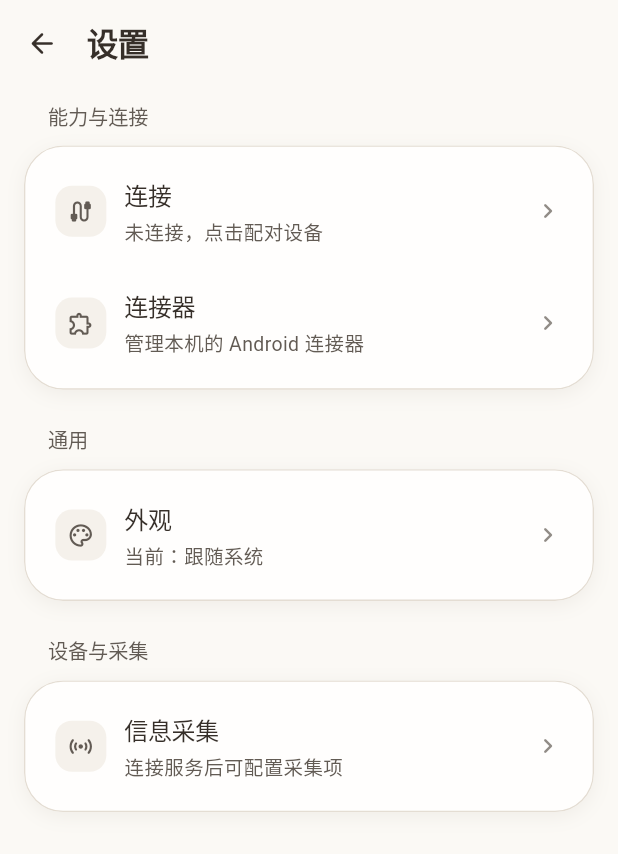
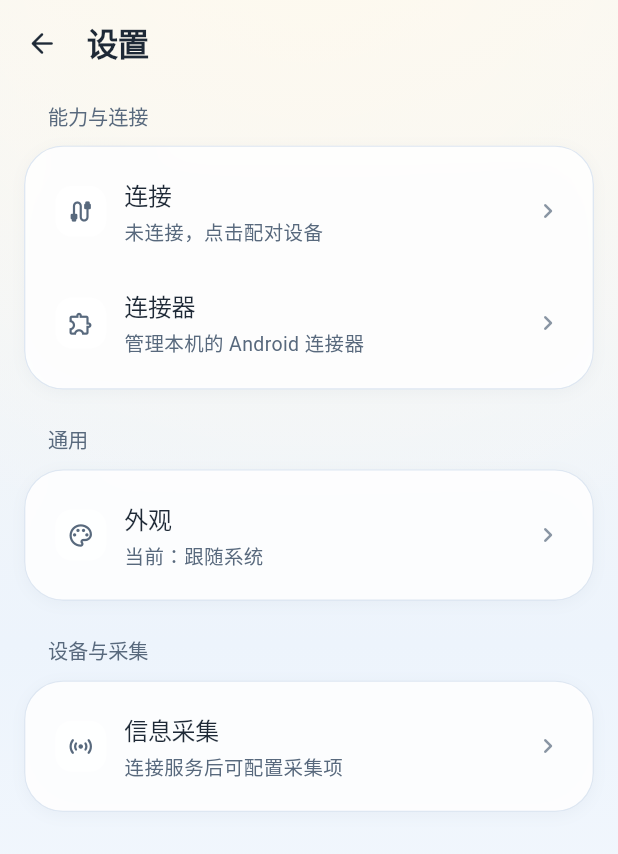
Before and after one commit to NEKOparapa/purin-mobile, a Flutter app: the screen it shows after launch, after a tap on "去连接", on a phone screen of 412 x 824 dp. Shown: the top 854 px of the screen. Run offline on Flutter 3.47's test engine with Material 3 defaults, Android fonts, the phone set to English and light mode, and no system bars; our stand-ins replace flutter_secure_storage; missing offline and left inert: android_file_picker, file_selector_ios, mobile_scanner, record.

Commit message:
Refresh mobile palette, sky backdrop and frosted glass surfaces

```diff
--- a/lib/widgets/app_theme.dart
+++ b/lib/widgets/app_theme.dart
@@ -2,55 +2,55 @@ import 'package:flutter/material.dart';
 import 'package:flutter/services.dart';
 
 const lightColors = ColorScheme.light(
-  primary: Color(0xFF975239),
+  primary: Color(0xFF3983DF),
   onPrimary: Color(0xFFFFFFFF),
-  primaryContainer: Color(0xFFF3E5DA),
-  onPrimaryContainer: Color(0xFF362F29),
-  secondary: Color(0xFF975239),
+  primaryContainer: Color(0xFFE1EFFD),
+  onPrimaryContainer: Color(0xFF1C62BD),
+  secondary: Color(0xFF3983DF),
   onSecondary: Color(0xFFFFFFFF),
-  secondaryContainer: Color(0xFFF3E3D5),
-  onSecondaryContainer: Color(0xFF362F29),
-  surface: Color(0xFFFBF9F5),
+  secondaryContainer: Color(0xFFDEECFA),
+  onSecondaryContainer: Color(0xFF1E2936),
+  surface: Color(0xFFEEF4FB),
   surfaceContainerLowest: Color(0xFFFFFFFF),
-  surfaceContainerLow: Color(0xFFF5F1EB),
-  surfaceContainer: Color(0xFFFFFEFD),
-  surfaceContainerHigh: Color(0xFFF2EEE8),
-  surfaceContainerHighest: Color(0xFFE4DDD3),
-  onSurface: Color(0xFF362F29),
-  onSurfaceVariant: Color(0xFF625B54),
-  outline: Color(0xFFC8BEB2),
-  outlineVariant: Color(0xFFE4DDD3),
+  surfaceContainerLow: Color(0xFFF3F6FA),
+  surfaceContainer: Color(0xEBFFFFFF),
+  surfaceContainerHigh: Color(0xFFE5EEF8),
+  surfaceContainerHighest: Color(0xFFD9E5F2),
+  onSurface: Color(0xFF1E2936),
+  onSurfaceVariant: Color(0xFF58697D),
+  outline: Color(0xFFC7D5E4),
+  outlineVariant: Color(0xFFE0E8F2),
   surfaceTint: Colors.transparent,
-  error: Color(0xFFD13B4B),
+  error: Color(0xFFD93848),
   onError: Color(0xFFFFFFFF),
-  errorContainer: Color(0xFFFCE9EC),
-  onErrorContainer: Color(0xFFB52B3A),
+  errorContainer: Color(0xFFFDECEE),
+  onErrorContainer: Color(0xFFA61B2B),
 );
 
 const darkColors = ColorScheme.dark(
-  primary: Color(0xFFEAB092),
-  onPrimary: Color(0xFF34261F),
-  primaryContainer: Color(0xFF45382F),
-  onPrimaryContainer: Color(0xFFF3EEE8),
-  secondary: Color(0xFFEAB092),
-  onSecondary: Color(0xFF34261F),
-  secondaryContainer: Color(0xFF4C392D),
-  onSecondaryContainer: Color(0xFFF3EEE8),
-  surface: Color(0xFF211F1E),
-  surfaceContainerLowest: Color(0xFF211F1E),
-  surfaceContainerLow: Color(0xFF272422),
-  surfaceContainer: Color(0xFF302C29),
-  surfaceContainerHigh: Color(0xFF2C2926),
-  surfaceContainerHighest: Color(0xFF453E37),
-  onSurface: Color(0xFFF3EEE8),
-  onSurfaceVariant: Color(0xFFC4BAB0),
-  outline: Color(0xFF62594F),
-  outlineVariant: Color(0xFF453E37),
+  primary: Color(0xFF6BB0FF),
+  onPrimary: Color(0xFF081728),
+  primaryContainer: Color(0x2E5CA4F8),
+  onPrimaryContainer: Color(0xFFE0EEFF),
+  secondary: Color(0xFF6BB0FF),
+  onSecondary: Color(0xFF081728),
+  secondaryContainer: Color(0xFF203652),
+  onSecondaryContainer: Color(0xFFEEF3F9),
+  surface: Color(0xFF131A24),
+  surfaceContainerLowest: Color(0xFF17202D),
+  surfaceContainerLow: Color(0xFF151E2A),
+  surfaceContainer: Color(0xE01E2938),
+  surfaceContainerHigh: Color(0xFF243143),
+  surfaceContainerHighest: Color(0xFF2D3D53),
+  onSurface: Color(0xFFEEF3F9),
+  onSurfaceVariant: Color(0xFFA0B3C8),
+  outline: Color(0x33C8DEF8),
+  outlineVariant: Color(0x1CC8DEF8),
   surfaceTint: Colors.transparent,
-  error: Color(0xFFFF8690),
-  onError: Color(0xFF36181D),
-  errorContainer: Color(0xFF3A1E24),
-  onErrorContainer: Color(0xFFFFB2B8),
+  error: Color(0xFFFF7078),
+  onError: Color(0xFF361216),
+  errorContainer: Color(0xAD3A1B22),
+  onErrorContainer: Color(0xFFFFBAC0),
 );
 
 @immutable
@@ -90,39 +90,39 @@ class AppAtmosphere extends ThemeExtension<AppAtmosphere> {
   final Color shadowColor;
 
   static const light = AppAtmosphere(
-    cardFill: Color(0xFFFFFEFD),
-    cardBorder: Color(0xFFE4DDD3),
-    dockFill: Color(0xFFFFFEFD),
-    dockBorder: Color(0xFFC8BEB2),
-    assistantBubbleFill: Color(0xFFFFFEFD),
-    userBubbleFill: Color(0xFFF3E3D5),
-    inputFill: Color(0xFFF5F1EB),
-    segmentTrack: Color(0xFFF2EEE8),
-    segmentThumb: Color(0xFFFFFEFD),
-    activeTabPill: Color(0xFFF3E5DA),
-    switchActiveTrack: Color(0xFF975239),
-    switchInactiveTrack: Color(0xFFC8BEB2),
-    sectionHeader: Color(0xFF625B54),
-    hairline: Color(0xFFE4DDD3),
-    shadowColor: Color(0x104B3821),
+    cardFill: Color(0xE0FFFFFF),
+    cardBorder: Color(0xFFDEE7F2),
+    dockFill: Color(0xEDFFFFFF),
+    dockBorder: Color(0xFFD9E4F0),
+    assistantBubbleFill: Color(0xF0FFFFFF),
+    userBubbleFill: Color(0xFFDEECFA),
+    inputFill: Color(0xCCFFFFFF),
+    segmentTrack: Color(0xFFE4ECF6),
+    segmentThumb: Color(0xFFFFFFFF),
+    activeTabPill: Color(0xFFE1EFFD),
+    switchActiveTrack: Color(0xFF3983DF),
+    switchInactiveTrack: Color(0xFFC7D5E4),
+    sectionHeader: Color(0xFF58697D),
+    hairline: Color(0xFFE0E8F2),
+    shadowColor: Color(0x0A183458),
   );
 
   static const dark = AppAtmosphere(
-    cardFill: Color(0xFF302C29),
-    cardBorder: Color(0xFF453E37),
-    dockFill: Color(0xFF302C29),
-    dockBorder: Color(0xFF62594F),
-    assistantBubbleFill: Color(0xFF302C29),
-    userBubbleFill: Color(0xFF4C392D),
-    inputFill: Color(0xFF272422),
-    segmentTrack: Color(0xFF2C2926),
-    segmentThumb: Color(0xFF302C29),
-    activeTabPill: Color(0xFF45382F),
-    switchActiveTrack: Color(0xFFEAB092),
-    switchInactiveTrack: Color(0xFF62594F),
-    sectionHeader: Color(0xFFC4BAB0),
-    hairline: Color(0xFF453E37),
-    shadowColor: Color(0x30000000),
+    cardFill: Color(0xDC1C2634),
+    cardBorder: Color(0x1FC8DEF8),
+    dockFill: Color(0xE61E2938),
+    dockBorder: Color(0x26C8DEF8),
+    assistantBubbleFill: Color(0xE61E2938),
+    userBubbleFill: Color(0xFF203652),
+    inputFill: Color(0xB8151E2B),
+    segmentTrack: Color(0xFF161F2C),
+    segmentThumb: Color(0xFF28374C),
+    activeTabPill: Color(0x2E5CA4F8),
+    switchActiveTrack: Color(0xFF6BB0FF),
+    switchInactiveTrack: Color(0x38C8DEF8),
+    sectionHeader: Color(0xFFA0B3C8),
+    hairline: Color(0x1CC8DEF8),
+    shadowColor: Color(0x38000000),
   );
 
   static AppAtmosphere of(BuildContext context) {
@@ -274,10 +274,10 @@ ThemeData terminalTheme(ColorScheme colors) {
     ),
     snackBarTheme: SnackBarThemeData(
       behavior: SnackBarBehavior.floating,
-      backgroundColor: const Color(0xFF443A33),
-      contentTextStyle: const TextStyle(color: Colors.white, fontSize: 14),
-      shape: RoundedRectangleBorder(borderRadius: BorderRadius.circular(18)),
-      elevation: 4,
+      backgroundColor: dark ? const Color(0xEB1E2938) : const Color(0xEB1E2936),
+      contentTextStyle: const TextStyle(color: Color(0xFFEEF3F9), fontSize: 14),
+      shape: RoundedRectangleBorder(borderRadius: BorderRadius.circular(14)),
+      elevation: 0,
     ),
     dialogTheme: DialogThemeData(
       backgroundColor: colors.surfaceContainer,
--- a/lib/widgets/shared.dart
+++ b/lib/widgets/shared.dart
@@ -1,3 +1,4 @@
+import 'dart:ui' show ImageFilter;
 import 'package:flutter/cupertino.dart';
 import 'package:flutter/material.dart';
 import 'app_theme.dart';
@@ -8,11 +9,66 @@ class AtmosphereBackground extends StatelessWidget {
 
   @override
   Widget build(BuildContext context) {
-    return ColoredBox(
-      color: Theme.of(context).colorScheme.surface,
-      child: child,
+    final dark = Theme.of(context).brightness == Brightness.dark;
+    return DecoratedBox(
+      decoration: BoxDecoration(
+        gradient: LinearGradient(
+          begin: Alignment.topCenter,
+          end: Alignment.bottomCenter,
+          colors: dark
+              ? const [
+                  Color(0xFF141A24),
+                  Color(0xFF121B28),
+                  Color(0xFF152030),
+                ]
+              : const [
+                  Color(0xFFF8F7F4),
+                  Color(0xFFEDF4FC),
+                  Color(0xFFF7FAFE),
+                ],
+          stops: dark ? const [0, 0.55, 1] : const [0, 0.52, 1],
+        ),
+      ),
+      child: CustomPaint(
+        painter: _SkyMistPainter(dark: dark),
+        child: child,
+      ),
     );
   }
+}
+
+class _SkyMistPainter extends CustomPainter {
+  const _SkyMistPainter({required this.dark});
+  final bool dark;
+
+  @override
+  void paint(Canvas canvas, Size size) {
+    if (size.isEmpty) return;
+    final rect = Offset.zero & size;
+    final bloomCenter = Offset(size.width * 0.50, -size.height * 0.08);
+    final bloomRadius = size.longestSide * 0.55;
+    canvas.drawRect(
+      rect,
+      Paint()
+        ..shader = RadialGradient(
+          colors: dark
+              ? const [
+                  Color(0x14FFE0BA),
+                  Color(0x00FFE0BA),
+                ]
+              : const [
+                  Color(0xE6FFFAEE),
+                  Color(0x00FFFAEE),
+                ],
+          stops: const [0.0, 1.0],
+        ).createShader(
+          Rect.fromCircle(center: bloomCenter, radius: bloomRadius),
+        ),
+    );
+  }
+
+  @override
+  bool shouldRepaint(_SkyMistPainter oldDelegate) => oldDelegate.dark != dark;
 }
 
 /// Paint the header wash above scrolling content, leaving controls fully opaque.
@@ -126,14 +182,21 @@ class GlassCard extends StatelessWidget {
   Widget build(BuildContext context) {
     final atmo = AppAtmosphere.of(context);
     final shape = BorderRadius.circular(radius);
-    Widget inner = Container(
-      padding: padding,
-      decoration: BoxDecoration(
-        color: color ?? atmo.cardFill,
-        borderRadius: shape,
-        border: Border.all(color: borderColor ?? atmo.cardBorder, width: 0.9),
+    final baseFill = color ?? atmo.cardFill;
+    Widget inner = BackdropFilter(
+      filter: ImageFilter.blur(sigmaX: 18, sigmaY: 18),
+      child: Container(
+        padding: padding,
+        decoration: BoxDecoration(
+          color: baseFill,
+          borderRadius: shape,
+          border: Border.all(
+            color: borderColor ?? atmo.cardBorder,
+            width: 0.9,
+          ),
+        ),
+        child: child,
       ),
-      child: child,
     );
     inner = ClipRRect(borderRadius: shape, child: inner);
     if (!shadows) return inner;
@@ -143,8 +206,8 @@ class GlassCard extends StatelessWidget {
         boxShadow: [
           BoxShadow(
             color: atmo.shadowColor,
-            blurRadius: 10,
-            offset: const Offset(0, 3),
+            blurRadius: 8,
+            offset: const Offset(0, 2),
           ),
         ],
       ),
```
Also changed, not shown: lib/widgets/chat_bubble.dart (+5 -6 lines), lib/widgets/mascot_island.dart (+10 -7 lines), 3 other files.
